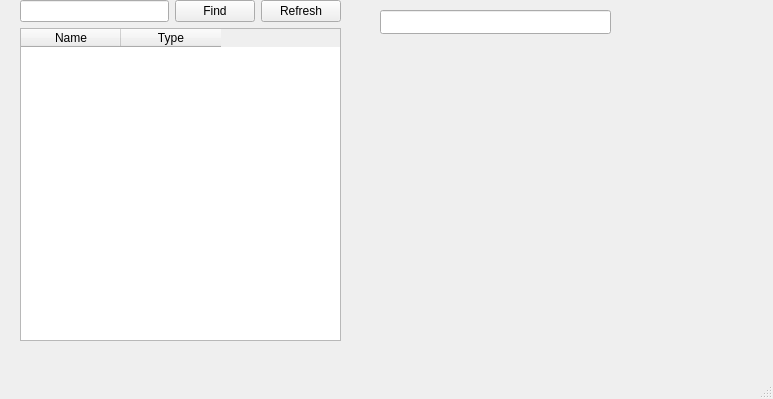
Before: the Qt Designer form ioctl_helper/mainwindow.ui in RomanRybachek/ioctl_helper, drawn with Qt 5.
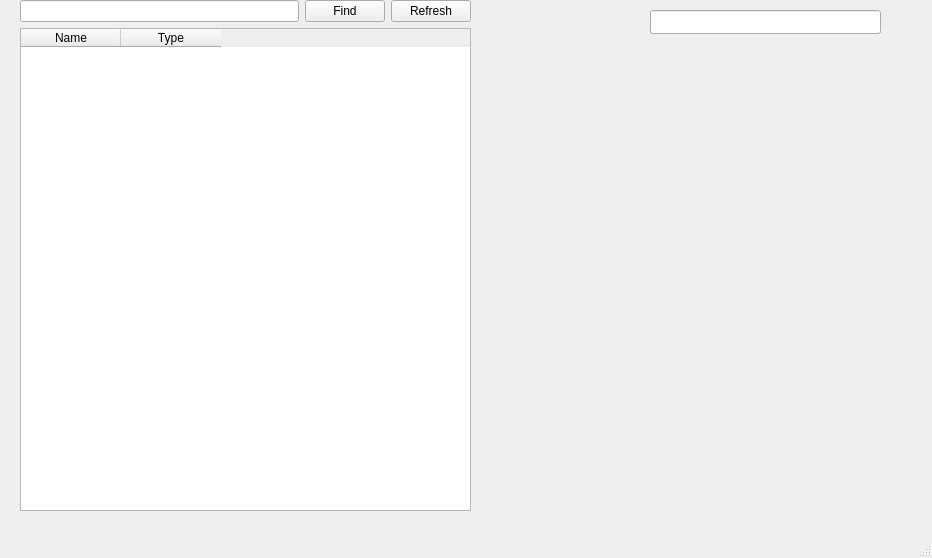
After: the same form once the commit is applied.

The edit to the form file:
```diff
--- a/ioctl_helper/mainwindow.ui
+++ b/ioctl_helper/mainwindow.ui
@@ -6,8 +6,8 @@
    <rect>
     <x>0</x>
     <y>0</y>
-    <width>773</width>
-    <height>399</height>
+    <width>932</width>
+    <height>558</height>
    </rect>
   </property>
   <property name="windowTitle">
@@ -22,8 +22,8 @@
      <rect>
       <x>20</x>
       <y>0</y>
-      <width>321</width>
-      <height>341</height>
+      <width>451</width>
+      <height>511</height>
      </rect>
     </property>
     <layout class="QVBoxLayout" name="verticalLayout">
@@ -67,7 +67,7 @@
    <widget class="QLineEdit" name="curDeviceLineEdit">
     <property name="geometry">
      <rect>
-      <x>380</x>
+      <x>650</x>
       <y>10</y>
       <width>231</width>
       <height>24</height>
```
Left out of the diff: 2 changed lines with no effect on the pictures.
